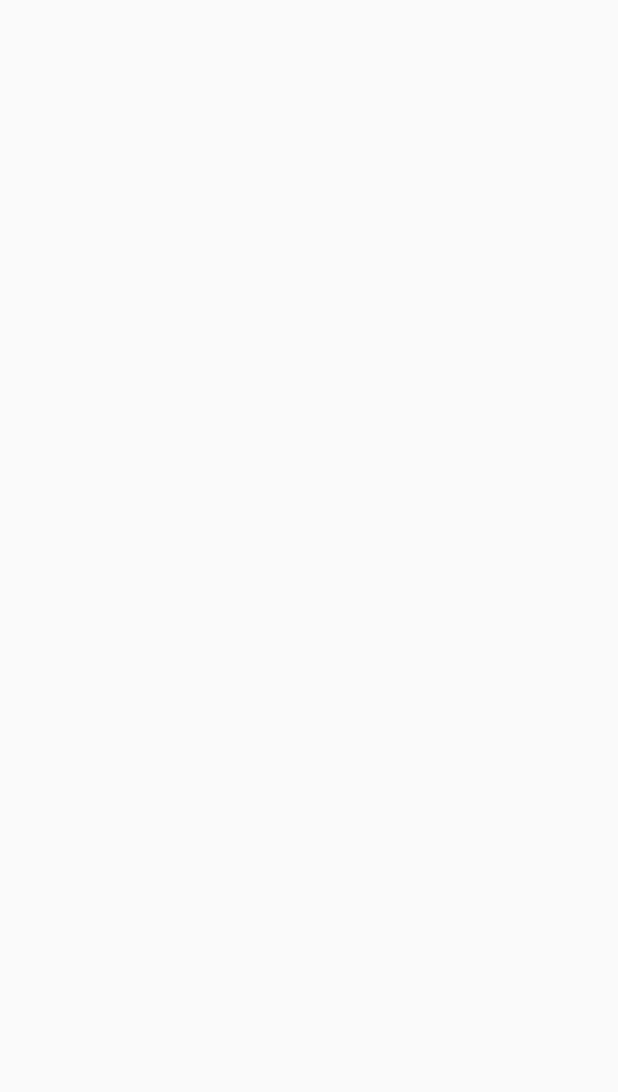
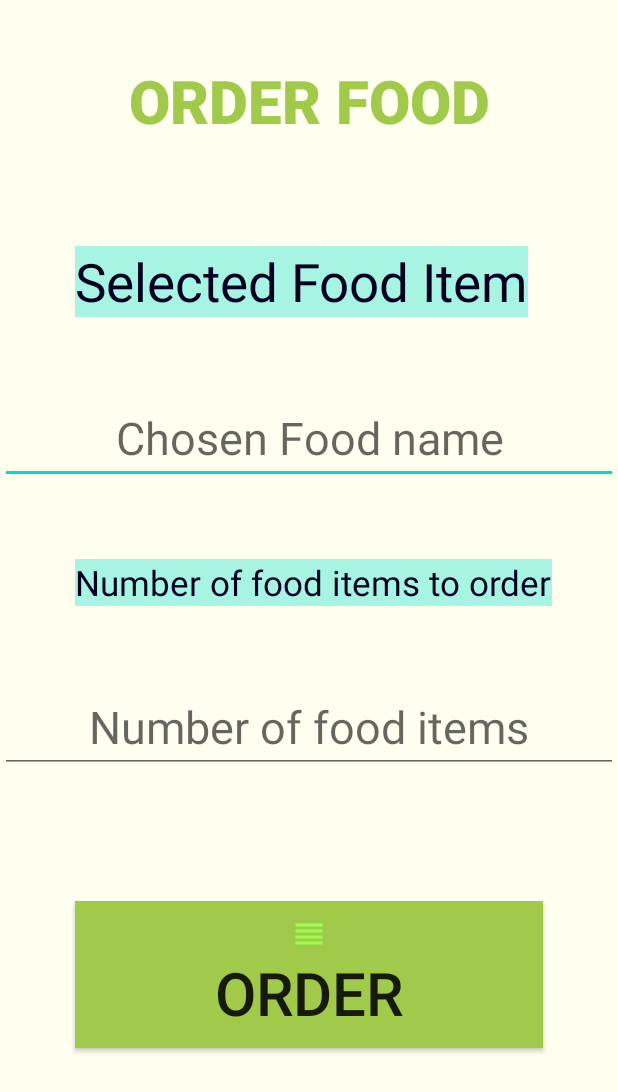
Before and after one commit to Tuga1125/android, an Android app: the OrderItemActivity screen opened directly, with no data from a screen before it, on a phone screen of 412 x 824 dp. Before the commit the part shown is empty. Shown: the top 1092 px of the screen. Run offline under Robolectric (Android 15) with nearby library versions, the phone set to English and light mode, and no system bars; 1 statement that could not run was skipped.

Commit message:
"OrderItemActivity commit"

```diff
--- a/app/src/main/AndroidManifest.xml
+++ b/app/src/main/AndroidManifest.xml
@@ -31,9 +31,9 @@
             android:name="com.google.android.geo.API_KEY"
             android:value="@string/google_maps_key" />
 
-        <activity android:name=".GoogleMap.SearchActivity" />
+        <activity android:name=".Activity.SearchActivity" />
         <activity
-            android:name=".GoogleMap.GoogleMapsActivity"
+            android:name=".Activity.GoogleMapsActivity"
             android:label="@string/title_activity_google_maps" />
         <activity android:name=".Activity.ViewFoodItemsActivity" />
         <activity android:name=".Activity.OrderItemActivity" />
--- /dev/null
+++ b/app/src/main/java/com/example/onlinefoodorder/API/OrderAPI.java
@@ -0,0 +1,23 @@
+package com.example.onlinefoodorder.API;
+
+import com.example.onlinefoodorder.Model.Item;
+
+import java.util.List;
+
+import retrofit2.Call;
+import retrofit2.http.Field;
+import retrofit2.http.FormUrlEncoded;
+import retrofit2.http.GET;
+import retrofit2.http.Header;
+import retrofit2.http.POST;
+
+public interface OrderAPI {
+    @FormUrlEncoded
+    @POST("api/orderitem")
+    Call<Void> add_Item(@Header("Authorization") String header,
+                        @Field("quantity") String quantity,
+                        @Field("price") String price );
+
+    @GET("api/orderitem")
+    Call<List<Item>> get_ALLOrders(@Header("Authorization") String header);
+}
--- a/app/src/main/java/com/example/onlinefoodorder/Activity/Dashboard.java
+++ b/app/src/main/java/com/example/onlinefoodorder/Activity/Dashboard.java
@@ -8,7 +8,6 @@ import android.view.View;
 import android.widget.Button;
 import android.widget.TextView;
 
-import com.example.onlinefoodorder.GoogleMap.SearchActivity;
 import com.example.onlinefoodorder.R;
 
 public class   Dashboard extends AppCompatActivity {
--- a/app/src/main/java/com/example/onlinefoodorder/Activity/FoodItemsActivity.java
+++ b/app/src/main/java/com/example/onlinefoodorder/Activity/FoodItemsActivity.java
@@ -56,7 +56,7 @@ public class FoodItemsActivity extends AppCompatActivity {
                             Toast.makeText(FoodItemsActivity.this, "Error code:"+response.code(), Toast.LENGTH_SHORT).show();
                             return;
                         }
-                        Toast.makeText(FoodItemsActivity.this, "Success: Food Item Added", Toast.LENGTH_SHORT).show();
+                        Toast.makeText(FoodItemsActivity.this, "Food Item is added successfuly!", Toast.LENGTH_SHORT).show();
                     }
 
                     @Override
--- a/app/src/main/java/com/example/onlinefoodorder/GoogleMap/GoogleMapsActivity.java
+++ b/app/src/main/java/com/example/onlinefoodorder/Activity/GoogleMapsActivity.java
@@ -1,4 +1,4 @@
-package com.example.onlinefoodorder.GoogleMap;
+package com.example.onlinefoodorder.Activity;
 
 import androidx.fragment.app.FragmentActivity;
 
@@ -8,9 +8,9 @@ import android.view.View;
 import android.widget.ArrayAdapter;
 import android.widget.AutoCompleteTextView;
 import android.widget.Button;
-import android.widget.ListView;
 import android.widget.Toast;
 
+import com.example.onlinefoodorder.GoogleMap.LatitudeLongitude;
 import com.example.onlinefoodorder.R;
 import com.google.android.gms.maps.CameraUpdate;
 import com.google.android.gms.maps.CameraUpdateFactory;
--- a/app/src/main/java/com/example/onlinefoodorder/Activity/LoginScreenActivity.java
+++ b/app/src/main/java/com/example/onlinefoodorder/Activity/LoginScreenActivity.java
@@ -101,7 +101,7 @@ public class LoginScreenActivity extends AppCompatActivity {
         NotificationCompat.Builder builder = new NotificationCompat.Builder(this, CreateChannel.CHANNEL_1)
                 .setSmallIcon(R.drawable.ic_baseline_message_24)
                 .setContentTitle("Login")
-                .setContentText("Congratulations! Login Successful").setCategory(NotificationCompat.CATEGORY_MESSAGE);
+                .setContentText("Congratulations! Login is Successful").setCategory(NotificationCompat.CATEGORY_MESSAGE);
 
         notificationManagerCompat.notify(1, builder.build());
 
@@ -110,7 +110,7 @@ public class LoginScreenActivity extends AppCompatActivity {
         NotificationCompat.Builder builder = new NotificationCompat.Builder(this, CreateChannel.CHANNEL_2)
                 .setSmallIcon(R.drawable.ic_baseline_message_24)
                 .setContentTitle("Login")
-                .setContentText("Sorry! Login Unsuccessful").setCategory(NotificationCompat.CATEGORY_MESSAGE);
+                .setContentText("Sorry! Login is Unsuccessful").setCategory(NotificationCompat.CATEGORY_MESSAGE);
 
         notificationManagerCompat.notify(2, builder.build());
 
--- a/app/src/main/java/com/example/onlinefoodorder/Activity/OrderItemActivity.java
+++ b/app/src/main/java/com/example/onlinefoodorder/Activity/OrderItemActivity.java
@@ -3,14 +3,54 @@ package com.example.onlinefoodorder.Activity;
 import androidx.appcompat.app.AppCompatActivity;
 
 import android.os.Bundle;
+import android.widget.Button;
+import android.widget.EditText;
+import android.widget.Toast;
 
+import com.example.onlinefoodorder.API.OrderAPI;
 import com.example.onlinefoodorder.R;
+import com.example.onlinefoodorder.URL.URL;
+
+import retrofit2.Call;
+import retrofit2.Callback;
+import retrofit2.Response;
 
 public class OrderItemActivity extends AppCompatActivity {
+    EditText selectFood, selectQuantity;
+    Button btnOrderitem;
+
 
     @Override
     protected void onCreate(Bundle savedInstanceState) {
         super.onCreate(savedInstanceState);
         setContentView(R.layout.activity_order_item);
+
+        selectFood = findViewById(R.id.selectFood);
+        selectQuantity = findViewById(R.id.selectQuantity);
+
+        btnOrderitem = findViewById(R.id.btnOrderitem);
+
+        OrderAPI orderAPI = URL.getInstance().create(OrderAPI.class);
+
+        Call<Void> call = orderAPI.add_Item(URL.token,selectFood.getText().toString(),selectQuantity.getText().toString());
+
+        call.enqueue(new Callback<Void>() {
+            @Override
+            public void onResponse(Call<Void> call, Response<Void> response) {
+                if (!response.isSuccessful()) {
+                    Toast.makeText(OrderItemActivity.this,"Error code:"+response.code(),Toast.LENGTH_SHORT).show();
+                    return;
+                }
+                Toast.makeText(OrderItemActivity.this,"Your order is successfully added!",Toast.LENGTH_SHORT).show();
+            }
+
+            @Override
+            public void onFailure(Call<Void> call, Throwable t) {
+                Toast.makeText(OrderItemActivity.this, "Error message"+t.getLocalizedMessage(), Toast.LENGTH_SHORT).show();
+
+            }
+        });
+
+
     }
 }
--- a/app/src/main/java/com/example/onlinefoodorder/GoogleMap/SearchActivity.java
+++ b/app/src/main/java/com/example/onlinefoodorder/Activity/SearchActivity.java
@@ -1,4 +1,4 @@
-package com.example.onlinefoodorder.GoogleMap;
+package com.example.onlinefoodorder.Activity;
 
 import androidx.appcompat.app.AppCompatActivity;
 
--- /dev/null
+++ b/app/src/main/res/drawable/ic_baseline_fastfood_24.xml
@@ -0,0 +1,5 @@
+<vector android:height="24dp" android:tint="#FF2B5C"
+    android:viewportHeight="24" android:viewportWidth="24"
+    android:width="24dp" xmlns:android="http://schemas.android.com/apk/res/android">
+    <path android:fillColor="@android:color/white" android:pathData="M18.06,22.99h1.66c0.84,0 1.53,-0.64 1.63,-1.46L23,5.05h-5L18,1h-1.97v4.05h-4.97l0.3,2.34c1.71,0.47 3.31,1.32 4.27,2.26 1.44,1.42 2.43,2.89 2.43,5.29v8.05zM1,21.99L1,21h15.03v0.99c0,0.55 -0.45,1 -1.01,1L2.01,22.99c-0.56,0 -1.01,-0.45 -1.01,-1zM16.03,14.99c0,-8 -15.03,-8 -15.03,0h15.03zM1.02,17h15v2h-15z"/>
+</vector>
--- /dev/null
+++ b/app/src/main/res/drawable/ic_baseline_reorder_24.xml
@@ -0,0 +1,5 @@
+<vector android:height="24dp" android:tint="#9BFF4F"
+    android:viewportHeight="24" android:viewportWidth="24"
+    android:width="24dp" xmlns:android="http://schemas.android.com/apk/res/android">
+    <path android:fillColor="@android:color/white" android:pathData="M3,15h18v-2L3,13v2zM3,19h18v-2L3,17v2zM3,11h18L21,9L3,9v2zM3,5v2h18L21,5L3,5z"/>
+</vector>
--- a/app/src/main/res/layout/activity_dashboard.xml
+++ b/app/src/main/res/layout/activity_dashboard.xml
@@ -23,10 +23,10 @@
 
         <TextView
             android:id="@+id/txtSearch"
-            android:text="Search Results"
+            android:text="Search Locations"
             android:textSize="20sp"
             android:textAlignment="center"
-            android:background="#024268"
+            android:background="@color/pinky"
             android:textColor="@color/yellowlite"
             android:fontFamily="sans-serif-black"
             android:layout_width="match_parent"
--- a/app/src/main/res/layout/activity_google_maps.xml
+++ b/app/src/main/res/layout/activity_google_maps.xml
@@ -26,6 +26,6 @@
         android:name="com.google.android.gms.maps.SupportMapFragment"
         android:layout_width="match_parent"
         android:layout_height="match_parent"
-        tools:context=".GoogleMap.GoogleMapsActivity" />
+        tools:context=".Activity.GoogleMapsActivity" />
 
 </LinearLayout>
--- a/app/src/main/res/layout/activity_order_item.xml
+++ b/app/src/main/res/layout/activity_order_item.xml
@@ -1,12 +1,86 @@
 <?xml version="1.0" encoding="utf-8"?>
-<LinearLayout xmlns:android="http://schemas.android.com/apk/res/android"
+<ScrollView xmlns:android="http://schemas.android.com/apk/res/android"
     xmlns:app="http://schemas.android.com/apk/res-auto"
     xmlns:tools="http://schemas.android.com/tools"
     android:layout_width="match_parent"
     android:layout_height="match_parent"
     android:orientation="vertical"
+    android:background="@color/yellowlite"
     tools:context=".Activity.OrderItemActivity">
 
 
+    <LinearLayout
+        android:orientation="vertical"
+        android:layout_width="match_parent"
+        android:layout_height="match_parent">
+
+        <TextView
+            android:layout_width="match_parent"
+            android:layout_height="wrap_content"
+            android:text="ORDER FOOD"
+            android:textSize="40sp"
+            android:layout_marginTop="20dp"
+            android:fontFamily="sans-serif-black"
+            android:textColor="@color/colorGreen1"
+            android:textAlignment="center"
+            android:padding="20dp"
+            android:layout_marginBottom="20dp"/>
+
+        <TextView
+            android:layout_width="wrap_content"
+            android:layout_height="wrap_content"
+            android:text="Selected Food Item"
+            android:layout_marginTop="30dp"
+            android:layout_marginLeft="50dp"
+            android:textSize="35sp"
+            android:layout_marginBottom="50dp"
+            android:background="@color/colorFade"
+            android:textColor="@color/black"/>
+
+        <EditText
+            android:id="@+id/selectFood"
+            android:layout_width="match_parent"
+            android:layout_height="wrap_content"
+            android:textSize="30sp"
+            android:hint="Chosen Food name"
+            android:gravity="center"/>
+
+        <TextView
+            android:layout_width="wrap_content"
+            android:layout_height="wrap_content"
+            android:text="Number of food items to order"
+            android:layout_marginLeft="50dp"
+            android:textSize="23sp"
+            android:layout_marginBottom="20dp"
+            android:layout_marginTop="50dp"
+            android:background="@color/colorFade"
+            android:textColor="@color/black"/>
+
+        <EditText
+            android:id="@+id/selectQuantity"
+            android:layout_width="match_parent"
+            android:layout_height="wrap_content"
+            android:textSize="30sp"
+            android:layout_marginBottom="20dp"
+            android:layout_marginTop="30dp"
+            android:hint="Number of food items"
+            android:gravity="center"/>
+
+        <Button
+            android:id="@+id/btnOrderitem"
+            android:text="ORDER"
+            android:drawableTop="@drawable/ic_baseline_reorder_24"
+            android:textAlignment="center"
+            android:layout_width="match_parent"
+            android:layout_height="wrap_content"
+            android:layout_marginLeft="50dp"
+            android:textSize="40sp"
+            android:layout_marginRight="50dp"
+            android:layout_marginTop="65dp"
+            android:layout_marginBottom="10dp"
+            android:padding="10dp"
+            android:background="@color/colorGreen1"
+            />
 
 </LinearLayout>
+</ScrollView>
--- a/app/src/main/res/layout/activity_search.xml
+++ b/app/src/main/res/layout/activity_search.xml
@@ -5,7 +5,7 @@
     android:layout_width="match_parent"
     android:layout_height="match_parent"
     android:orientation="vertical"
-    tools:context=".GoogleMap.SearchActivity">
+    tools:context=".Activity.SearchActivity">
 
     <Button
         android:id="@+id/MainbtnSearch"
```
Also changed, not shown: app/src/main/res/layout/activity_splash_screen.xml (+6 -5 lines).
